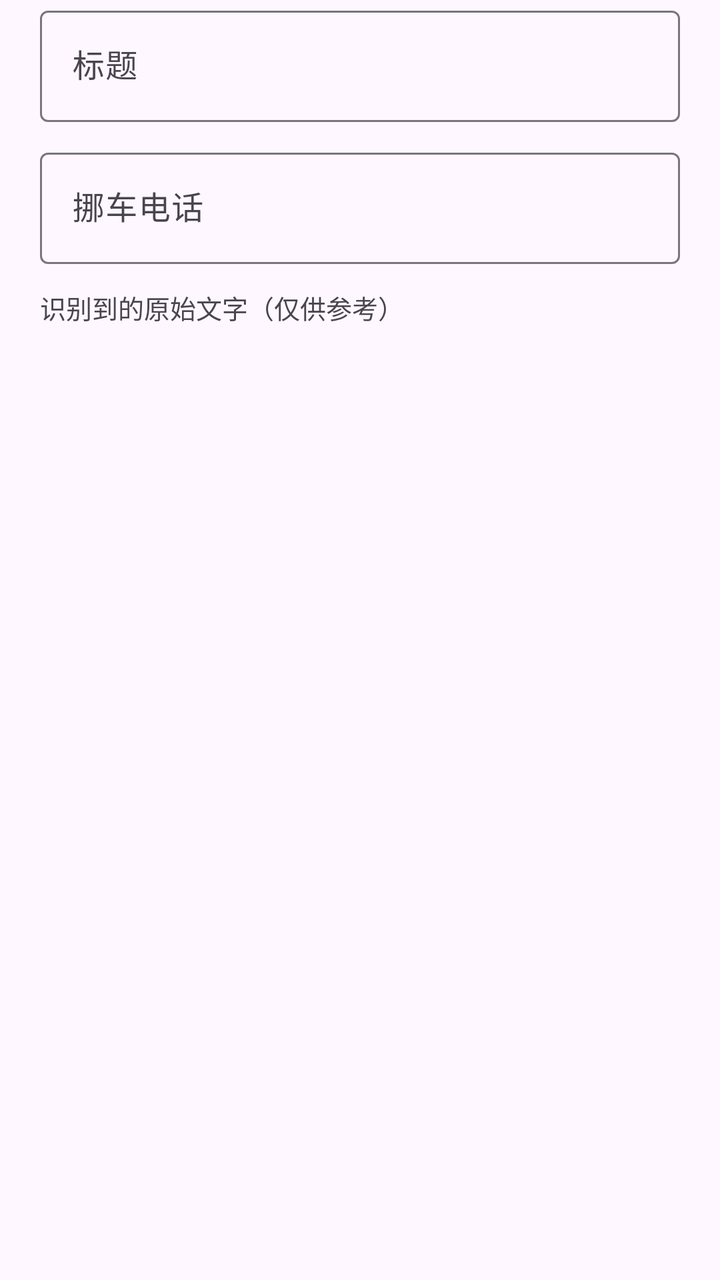
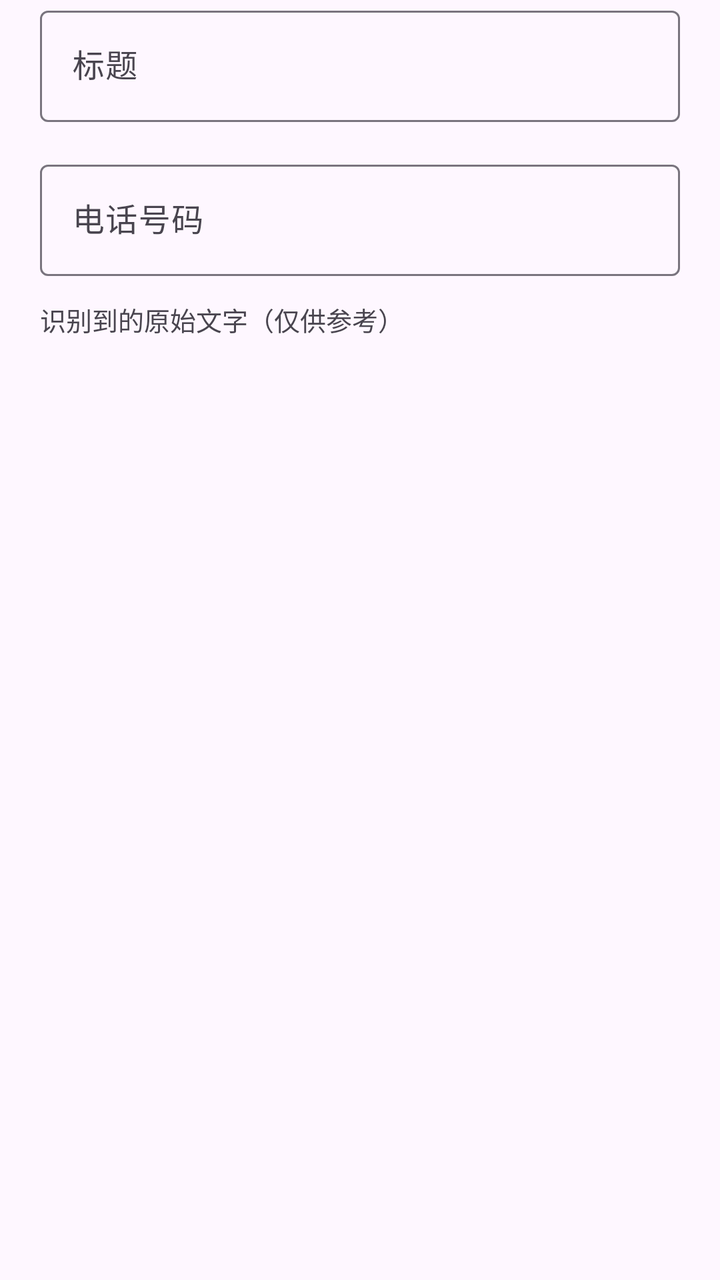

The first picture is an Android layout as it rendered before a commit; the second is the same layout after the commit. The layout source and the unified diff follow.
<!-- AndroidManifest.xml: application theme Theme.ParkPhone -->
<!-- res/layout/dialog_confirm.xml -->
<?xml version="1.0" encoding="utf-8"?>
<ScrollView xmlns:android="http://schemas.android.com/apk/res/android"
    android:layout_width="match_parent"
    android:layout_height="wrap_content">

    <LinearLayout
        android:layout_width="match_parent"
        android:layout_height="wrap_content"
        android:orientation="vertical"
        android:paddingStart="20dp"
        android:paddingEnd="20dp">

        <com.google.android.material.textfield.TextInputLayout
            android:layout_width="match_parent"
            android:layout_height="wrap_content"
            android:hint="@string/hint_title">

            <com.google.android.material.textfield.TextInputEditText
                android:id="@+id/etTitle"
                android:layout_width="match_parent"
                android:layout_height="wrap_content"
                android:inputType="text"
                android:maxLines="1" />
        </com.google.android.material.textfield.TextInputLayout>

        <com.google.android.material.textfield.TextInputLayout
            android:layout_width="match_parent"
            android:layout_height="wrap_content"
            android:layout_marginTop="10dp"
            android:hint="@string/hint_phone">

            <com.google.android.material.textfield.TextInputEditText
                android:id="@+id/etPhone"
                android:layout_width="match_parent"
                android:layout_height="wrap_content"
                android:inputType="phone"
                android:maxLines="1" />
        </com.google.android.material.textfield.TextInputLayout>

        <TextView
            android:id="@+id/tvCandidates"
            android:layout_width="match_parent"
            android:layout_height="wrap_content"
            android:layout_marginTop="8dp"
            android:textSize="14sp"
            android:textColor="?attr/colorPrimary"
            android:visibility="gone" />

        <TextView
            android:layout_width="match_parent"
            android:layout_height="wrap_content"
            android:layout_marginTop="12dp"
            android:text="@string/raw_text_label"
            android:textSize="13sp"
            android:textColor="?android:attr/textColorSecondary" />

        <TextView
            android:id="@+id/tvRaw"
            android:layout_width="match_parent"
            android:layout_height="wrap_content"
            android:layout_marginTop="2dp"
            android:layout_marginBottom="8dp"
            android:maxLines="6"
            android:ellipsize="end"
            android:textSize="13sp" />
    </LinearLayout>
</ScrollView>
<!-- resources referenced by this layout -->
<resources>
  <string name="hint_phone">挪车电话</string>
  <string name="hint_title">标题</string>
  <string name="raw_text_label">识别到的原始文字（仅供参考）</string>
  <style name="Theme.ParkPhone" parent="Theme.Material3.DayNight.NoActionBar" />
</resources>

<!-- the commit's change to res/layout/dialog_confirm.xml (unified diff, before → after) -->
@@ -22,6 +22,13 @@
                 android:inputType="text"
                 android:maxLines="1" />
         </com.google.android.material.textfield.TextInputLayout>
+
+        <LinearLayout
+            android:id="@+id/titleChips"
+            android:layout_width="match_parent"
+            android:layout_height="wrap_content"
+            android:layout_marginTop="6dp"
+            android:orientation="horizontal" />
 
         <com.google.android.material.textfield.TextInputLayout
             android:layout_width="match_parent"
<!-- resource entries referenced after the edit -->
@@ -1,6 +1,6 @@
 <!-- resources referenced by this layout -->
 <resources>
-  <string name="hint_phone">挪车电话</string>
+  <string name="hint_phone">电话号码</string>
   <string name="hint_title">标题</string>
   <string name="raw_text_label">识别到的原始文字（仅供参考）</string>
   <style name="Theme.ParkPhone" parent="Theme.Material3.DayNight.NoActionBar" />
